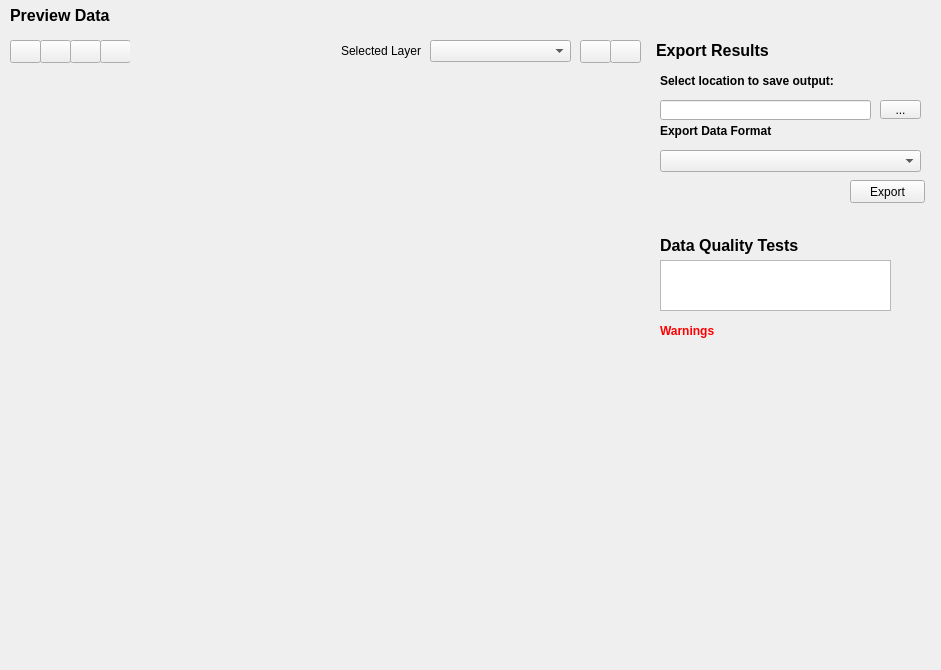
Above: qt/wdg_result.ui from gem/sidd before the change. Below: the same form after it.
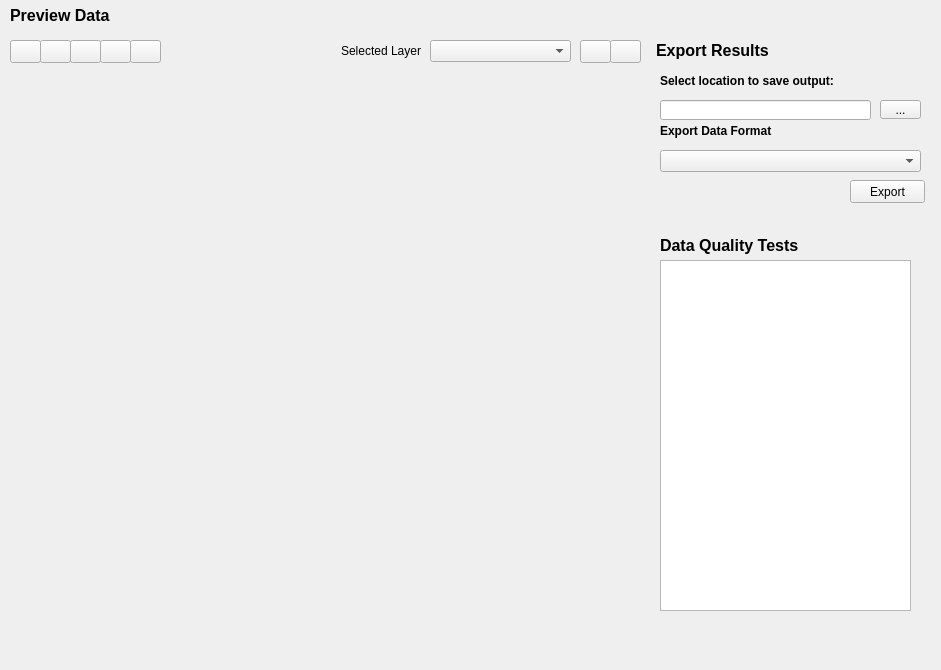
That is the form after the change. Icons and pictures are not drawn.

Commit message:
updates - new processing option allowing generating exposure from three methods   - monte-carlo, fraction, fraction rounded - run fragmentation and building count analysis on result and display report   on preview screen - export shapefile separates geometry and attributes - export exposure to CSV file - export Mapping Scheme leaves as CSV files - multiple bug fixes
test updates
- datasets to match test cases
- update code in test cases

The edit to the form file:
```diff
--- a/qt/wdg_result.ui
+++ b/qt/wdg_result.ui
@@ -22,7 +22,7 @@
      <height>181</height>
     </rect>
    </property>
-   <widget class="QToolButton" name="btn_export_select_file">
+   <widget class="QToolButton" name="btn_export_select_path">
     <property name="geometry">
      <rect>
       <x>230</x>
@@ -38,7 +38,7 @@
      <string>...</string>
     </property>
    </widget>
-   <widget class="QLineEdit" name="txt_export_select_file">
+   <widget class="QLineEdit" name="txt_export_select_path">
     <property name="geometry">
      <rect>
       <x>10</x>
@@ -48,7 +48,7 @@
      </rect>
     </property>
    </widget>
-   <widget class="QLabel" name="lb_export_select_file">
+   <widget class="QLabel" name="lb_export_select_path">
     <property name="geometry">
      <rect>
       <x>10</x>
@@ -159,13 +159,13 @@
      <string>Data Quality Tests</string>
     </property>
    </widget>
-   <widget class="QTextBrowser" name="txt_dq_test_desc">
+   <widget class="QTextBrowser" name="txt_dq_test_details">
     <property name="geometry">
      <rect>
       <x>10</x>
       <y>40</y>
-      <width>231</width>
-      <height>51</height>
+      <width>251</width>
+      <height>351</height>
      </rect>
     </property>
     <property name="html">
@@ -176,118 +176,6 @@
 &lt;p style=&quot;-qt-paragraph-type:empty; margin-top:0px; margin-bottom:0px; margin-left:0px; margin-right:0px; -qt-block-indent:0; text-indent:0px; font-size:8pt;&quot;&gt;&lt;/p&gt;&lt;/body&gt;&lt;/html&gt;</string>
     </property>
    </widget>
-   <widget class="QLabel" name="lb_dq_test_warning">
-    <property name="geometry">
-     <rect>
-      <x>10</x>
-      <y>100</y>
-      <width>181</width>
-      <height>21</height>
-     </rect>
-    </property>
-    <property name="palette">
-     <palette>
-      <active>
-       <colorrole role="WindowText">
-        <brush brushstyle="SolidPattern">
-         <color alpha="255">
-          <red>255</red>
-          <green>0</green>
-          <blue>0</blue>
-         </color>
-        </brush>
-       </colorrole>
-      </active>
-      <inactive>
-       <colorrole role="WindowText">
-        <brush brushstyle="SolidPattern">
-         <color alpha="255">
-          <red>255</red>
-          <green>0</green>
-          <blue>0</blue>
-         </color>
-        </brush>
-       </colorrole>
-      </inactive>
-      <disabled>
-       <colorrole role="WindowText">
-        <brush brushstyle="SolidPattern">
-         <color alpha="255">
-          <red>120</red>
-          <green>120</green>
-          <blue>120</blue>
-         </color>
-        </brush>
-       </colorrole>
-      </disabled>
-     </palette>
-    </property>
-    <property name="font">
-     <font>
-      <weight>75</weight>
-      <bold>true</bold>
-     </font>
-    </property>
-    <property name="text">
-     <string>Warnings</string>
-    </property>
-   </widget>
-   <widget class="QLabel" name="lb_dq_test_warning_detail">
-    <property name="geometry">
-     <rect>
-      <x>10</x>
-      <y>120</y>
-      <width>241</width>
-      <height>261</height>
-     </rect>
-    </property>
-    <property name="palette">
-     <palette>
-      <active>
-       <colorrole role="WindowText">
-        <brush brushstyle="SolidPattern">
-         <color alpha="255">
-          <red>255</red>
-          <green>0</green>
-          <blue>0</blue>
-         </color>
-        </brush>
-       </colorrole>
-      </active>
-      <inactive>
-       <colorrole role="WindowText">
-        <brush brushstyle="SolidPattern">
-         <color alpha="255">
-          <red>255</red>
-          <green>0</green>
-          <blue>0</blue>
-         </color>
-        </brush>
-       </colorrole>
-      </inactive>
-      <disabled>
-       <colorrole role="WindowText">
-        <brush brushstyle="SolidPattern">
-         <color alpha="255">
-          <red>120</red>
-          <green>120</green>
-          <blue>120</blue>
-         </color>
-        </brush>
-       </colorrole>
-      </disabled>
-     </palette>
-    </property>
-    <property name="text">
-     <string/>
-    </property>
-    <property name="alignment">
-     <set>Qt::AlignLeading|Qt::AlignLeft|Qt::AlignTop</set>
-    </property>
-    <property name="wordWrap">
-     <bool>true</bool>
-    </property>
-   </widget>
   </widget>
   <widget class="QWidget" name="widget_map" native="true">
    <property name="geometry">
@@ -301,16 +189,16 @@
    <widget class="QWidget" name="widget_map_menu_r" native="true">
     <property name="geometry">
      <rect>
-      <x>150</x>
+      <x>180</x>
       <y>0</y>
-      <width>481</width>
+      <width>451</width>
       <height>31</height>
      </rect>
     </property>
     <widget class="QLabel" name="lb_layer_selector">
      <property name="geometry">
       <rect>
-       <x>70</x>
+       <x>40</x>
        <y>0</y>
        <width>191</width>
        <height>21</height>
@@ -326,7 +214,7 @@
     <widget class="QComboBox" name="cb_layer_selector">
      <property name="geometry">
       <rect>
-       <x>270</x>
+       <x>240</x>
        <y>0</y>
        <width>141</width>
        <height>22</height>
@@ -336,7 +224,7 @@
     <widget class="QPushButton" name="btn_theme">
      <property name="geometry">
       <rect>
-       <x>420</x>
+       <x>390</x>
        <y>0</y>
        <width>31</width>
        <height>23</height>
@@ -356,7 +244,7 @@
     <widget class="QPushButton" name="btn_info">
      <property name="geometry">
       <rect>
-       <x>450</x>
+       <x>420</x>
        <y>0</y>
        <width>31</width>
        <height>23</height>
@@ -379,7 +267,7 @@
      <rect>
       <x>0</x>
       <y>0</y>
-      <width>120</width>
+      <width>161</width>
       <height>31</height>
      </rect>
     </property>
@@ -423,7 +311,7 @@
        <normaloff>:/imgs/icons/arrows_4_way.png</normaloff>:/imgs/icons/arrows_4_way.png</iconset>
      </property>
     </widget>
-    <widget class="QPushButton" name="btn_zoom_full">
+    <widget class="QPushButton" name="btn_zoom_layer">
      <property name="geometry">
       <rect>
        <x>60</x>
@@ -433,7 +321,7 @@
       </rect>
      </property>
      <property name="toolTip">
-      <string>Zoom to Full Extent</string>
+      <string>Zoom to Layer</string>
      </property>
      <property name="text">
       <string/>
@@ -463,11 +351,27 @@
        <normaloff>:/imgs/icons/magnify_minus.png</normaloff>:/imgs/icons/magnify_minus.png</iconset>
      </property>
     </widget>
+    <widget class="QPushButton" name="btn_zoom_full">
+     <property name="geometry">
+      <rect>
+       <x>120</x>
+       <y>0</y>
+       <width>31</width>
+       <height>23</height>
+      </rect>
+     </property>
+     <property name="toolTip">
+      <string>Zoom to Full Extent</string>
+     </property>
+     <property name="text">
+      <string/>
+     </property>
+     <property name="icon">
+      <iconset resource="resources/SIDDResource.qrc">
+       <normaloff>:/imgs/icons/world.png</normaloff>:/imgs/icons/world.png</iconset>
+     </property>
+    </widget>
    </widget>
-   <zorder>widget_map_menu_r</zorder>
-   <zorder>widget_map_menu_l</zorder>
-   <zorder>widget_map_menu_l</zorder>
-   <zorder>widget_map_menu_l</zorder>
   </widget>
   <widget class="QLabel" name="lb_panel_title">
    <property name="geometry">
```
The commit also changes 94 other files.
